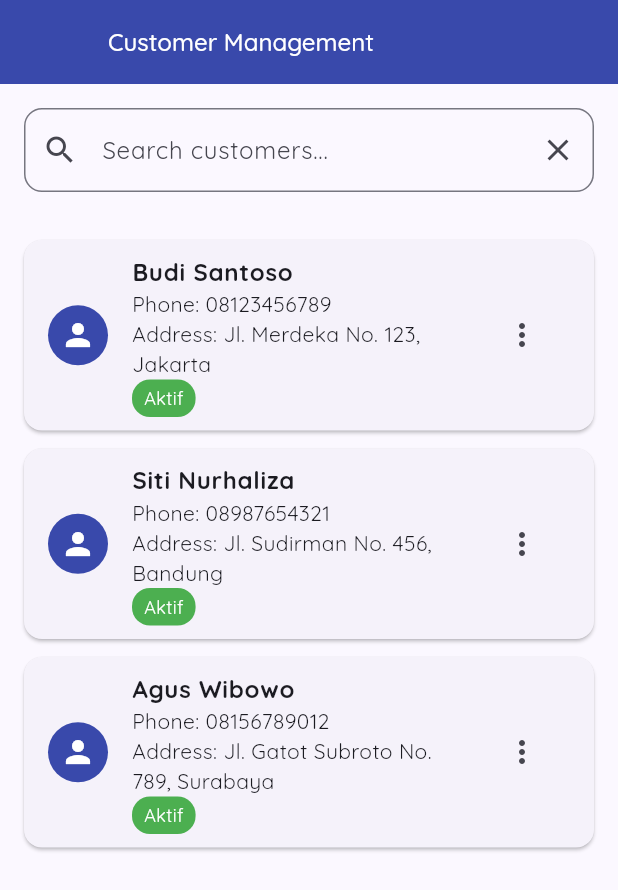
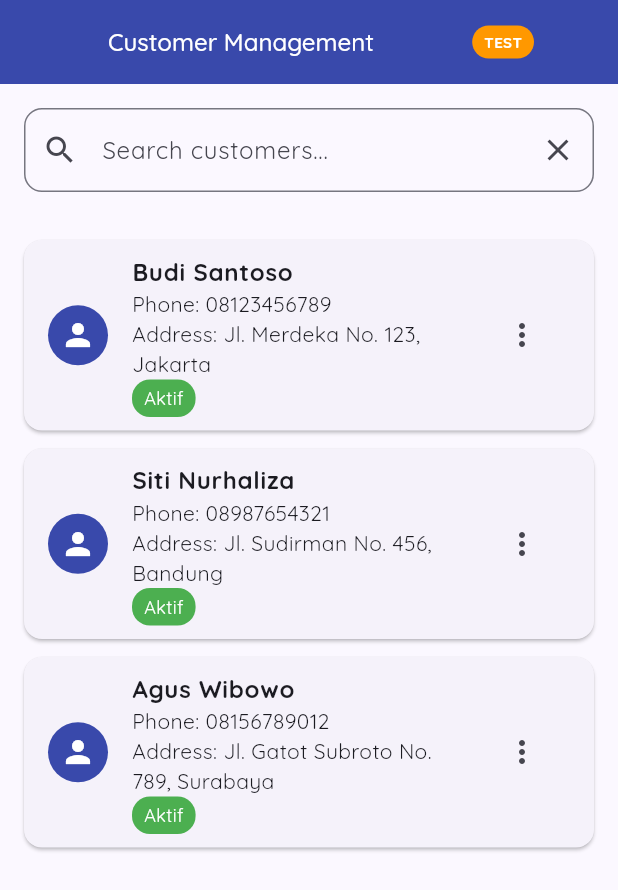
Before and after one commit to hafizd-kurniawan/pos-flutter-final, a Flutter app: the CustomerPage screen opened directly, on a phone screen of 412 x 824 dp. Shown: the top 890 px of the screen. Run offline on Flutter 3.47's test engine with Material 3 defaults, Android fonts, the phone set to English and light mode, and no system bars; our stand-ins replace badges, bloc, cached_network_image, dartz, flutter_bloc, flutter_svg and 6 more; missing offline and left inert: esc_pos_utils_plus, horizontal_data_table, print_bluetooth_thermal; accounts and stored records are empty.

Commit message:
Add test mode indicators to feature pages and comprehensive documentation
Co-authored-by: hafizd-kurniawan <160302714+hafizd-kurniawan@users.noreply.github.com>

```diff
--- a/lib/main.dart
+++ b/lib/main.dart
@@ -391,5 +391,4 @@ class TestModeWelcomeScreen extends StatelessWidget {
       ),
     );
   }
-  }
 }
--- a/lib/presentation/customer/pages/customer_page.dart
+++ b/lib/presentation/customer/pages/customer_page.dart
@@ -1,6 +1,7 @@
 import 'package:flutter/material.dart';
 import 'package:flutter_bloc/flutter_bloc.dart';
 import 'package:flutter_pos_responsive_app/core/constants/colors.dart';
+import 'package:flutter_pos_responsive_app/core/constants/variables.dart';
 import 'package:flutter_pos_responsive_app/data/models/response/customer_response_model.dart';
 import 'package:flutter_pos_responsive_app/presentation/customer/bloc/customer_bloc.dart';
 
@@ -28,6 +29,23 @@ class _CustomerPageState extends State<CustomerPage> {
         backgroundColor: AppColors.primary,
         foregroundColor: AppColors.white,
         actions: [
+          if (Variables.isTestMode)
+            Container(
+              margin: const EdgeInsets.all(8),
+              padding: const EdgeInsets.symmetric(horizontal: 8, vertical: 4),
+              decoration: BoxDecoration(
+                color: Colors.orange,
+                borderRadius: BorderRadius.circular(16),
+              ),
+              child: const Text(
+                'TEST',
+                style: TextStyle(
+                  color: Colors.white,
+                  fontSize: 10,
+                  fontWeight: FontWeight.bold,
+                ),
+              ),
+            ),
           IconButton(
             icon: const Icon(Icons.add),
             onPressed: () {
```
Also changed, not shown: lib/presentation/service_job/pages/service_job_page.dart (+18 -0 lines), 1 other file.
